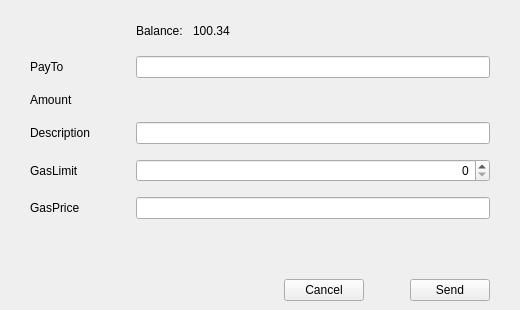
Before: the Qt Designer form src/qt/forms/sendtokenpage.ui in qtumproject/qtum, drawn with Qt 5.
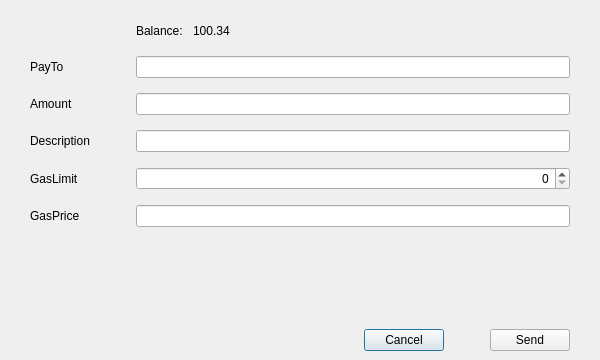
After: the same form once the commit is applied. Custom widgets are drawn as their Qt base class.

Commit message: Update add, send and receive token dialogs

```diff
--- a/src/qt/forms/sendtokenpage.ui
+++ b/src/qt/forms/sendtokenpage.ui
@@ -1,7 +1,7 @@
 <?xml version="1.0" encoding="UTF-8"?>
 <ui version="4.0">
  <class>SendTokenPage</class>
- <widget class="QWidget" name="SendTokenPage">
+ <widget class="QDialog" name="SendTokenPage">
   <property name="enabled">
    <bool>true</bool>
   </property>
@@ -9,8 +9,8 @@
    <rect>
     <x>0</x>
     <y>0</y>
-    <width>520</width>
-    <height>310</height>
+    <width>600</width>
+    <height>360</height>
    </rect>
   </property>
   <property name="windowTitle">
@@ -80,7 +80,7 @@
       </widget>
      </item>
      <item row="2" column="1">
-      <widget class="TokenAmountField" name="lineEditAmount" native="true"/>
+      <widget class="TokenAmountField" name="lineEditAmount"/>
      </item>
      <item row="3" column="1">
       <widget class="QLineEdit" name="lineEditDescription"/>
@@ -191,6 +191,9 @@
      <property name="orientation">
       <enum>Qt::Vertical</enum>
      </property>
+     <property name="sizeType">
+      <enum>QSizePolicy::MinimumExpanding</enum>
+     </property>
      <property name="sizeHint" stdset="0">
       <size>
        <width>20</width>
@@ -273,7 +276,7 @@
   </customwidget>
   <customwidget>
    <class>TokenAmountField</class>
-   <extends>QWidget</extends>
+   <extends>QLineEdit</extends>
    <header>qt/tokenamountfield.h</header>
    <container>1</container>
   </customwidget>
```
Left out of the diff: 11 changed lines with no effect on the pictures. The commit also changes 12 other files.
